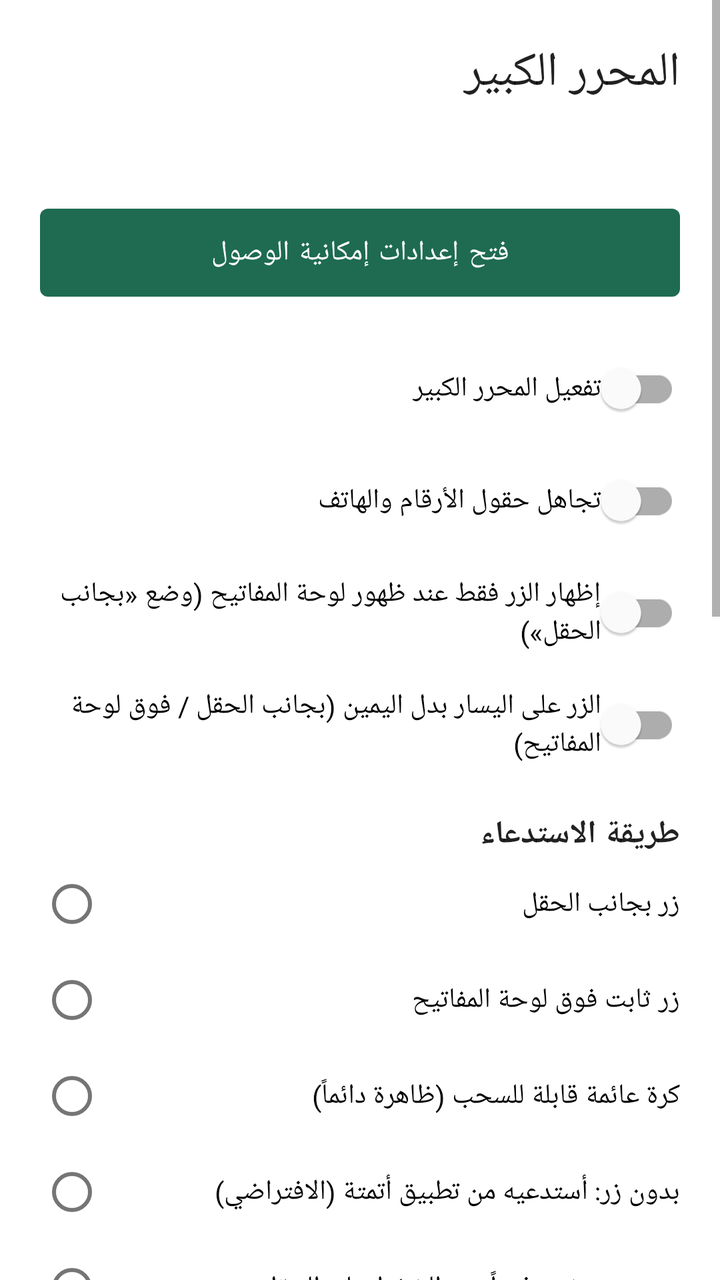
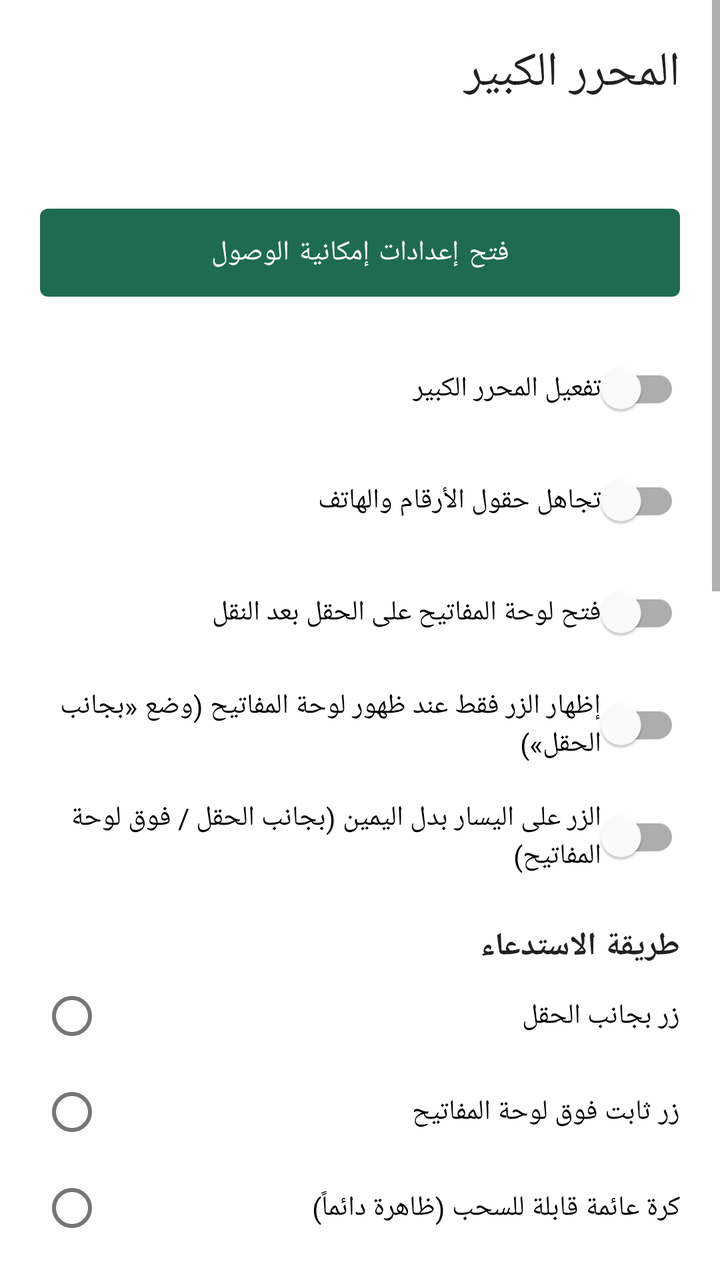

Screens rendered from an Android XML layout before and after an edit, with the pre-edit source and the edit as a unified diff.
<!-- AndroidManifest.xml: application theme Theme.BigType -->
<!-- res/layout/activity_main.xml -->
<?xml version="1.0" encoding="utf-8"?>
<ScrollView xmlns:android="http://schemas.android.com/apk/res/android"
    android:layout_width="match_parent"
    android:layout_height="match_parent"
    android:background="?attr/colorSurface"
    android:fillViewport="true">

    <LinearLayout
        android:layout_width="match_parent"
        android:layout_height="wrap_content"
        android:orientation="vertical"
        android:padding="20dp">

        <TextView
            android:layout_width="match_parent"
            android:layout_height="wrap_content"
            android:text="@string/app_name"
            android:textAppearance="?attr/textAppearanceHeadline5" />

        <TextView
            android:id="@+id/status"
            android:layout_width="match_parent"
            android:layout_height="wrap_content"
            android:layout_marginTop="8dp"
            android:textSize="16sp"
            android:textStyle="bold" />

        <com.google.android.material.button.MaterialButton
            android:id="@+id/openSettings"
            android:layout_width="match_parent"
            android:layout_height="56dp"
            android:layout_marginTop="16dp"
            android:text="@string/open_settings" />

        <com.google.android.material.switchmaterial.SwitchMaterial
            android:id="@+id/switchEnabled"
            android:layout_width="match_parent"
            android:layout_height="wrap_content"
            android:layout_marginTop="16dp"
            android:text="@string/switch_enabled" />

        <com.google.android.material.switchmaterial.SwitchMaterial
            android:id="@+id/switchSkipNumbers"
            android:layout_width="match_parent"
            android:layout_height="wrap_content"
            android:layout_marginTop="8dp"
            android:text="@string/switch_skip_numbers" />

        <com.google.android.material.switchmaterial.SwitchMaterial
            android:id="@+id/switchImeOnly"
            android:layout_width="match_parent"
            android:layout_height="wrap_content"
            android:layout_marginTop="8dp"
            android:text="إظهار الزر فقط عند ظهور لوحة المفاتيح (وضع «بجانب الحقل»)" />

        <com.google.android.material.switchmaterial.SwitchMaterial
            android:id="@+id/switchLeft"
            android:layout_width="match_parent"
            android:layout_height="wrap_content"
            android:layout_marginTop="8dp"
            android:text="الزر على اليسار بدل اليمين (بجانب الحقل / فوق لوحة المفاتيح)" />

        <TextView
            android:layout_width="match_parent"
            android:layout_height="wrap_content"
            android:layout_marginTop="20dp"
            android:text="طريقة الاستدعاء"
            android:textAppearance="?attr/textAppearanceSubtitle1"
            android:textStyle="bold" />

        <RadioGroup
            android:id="@+id/modeGroup"
            android:layout_width="match_parent"
            android:layout_height="wrap_content">

            <RadioButton
                android:id="@+id/modeNear"
                android:layout_width="match_parent"
                android:layout_height="wrap_content"
                android:text="زر بجانب الحقل" />

            <RadioButton
                android:id="@+id/modeKeyboard"
                android:layout_width="match_parent"
                android:layout_height="wrap_content"
                android:text="زر ثابت فوق لوحة المفاتيح" />

            <RadioButton
                android:id="@+id/modeFree"
                android:layout_width="match_parent"
                android:layout_height="wrap_content"
                android:text="كرة عائمة قابلة للسحب (ظاهرة دائماً)" />

            <RadioButton
                android:id="@+id/modeHidden"
                android:layout_width="match_parent"
                android:layout_height="wrap_content"
                android:text="بدون زر: أستدعيه من تطبيق أتمتة (الافتراضي)" />

            <RadioButton
                android:id="@+id/modeTap"
                android:layout_width="match_parent"
                android:layout_height="wrap_content"
                android:text="بدون زر: يفتح فوراً عند الضغط على الحقل" />
        </RadioGroup>

        <TextView
            android:layout_width="match_parent"
            android:layout_height="wrap_content"
            android:layout_marginTop="4dp"
            android:lineSpacingExtra="2dp"
            android:text="الاستدعاء من MacroDroid أو Tasker: أرسل Intent من نوع Broadcast، الـ Action: com.bigtype.app.INVOKE، والحزمة (Package): com.bigtype.app. أو شغّل Activity بالـ Action نفسه. يفتح المحرر للحقل المحدد، أو للحقل الوحيد الظاهر، وإن وُجد أكثر من حقل ولم تحدد أحدها فاضغط على الحقل المطلوب ليفتح فوراً."
            android:textSize="13sp" />

        <com.google.android.material.button.MaterialButton
            android:id="@+id/btnAppearance"
            android:layout_width="match_parent"
            android:layout_height="wrap_content"
            android:layout_marginTop="12dp"
            android:text="تخصيص مظهر الكرة" />

        <com.google.android.material.button.MaterialButton
            android:id="@+id/btnExcluded"
            style="@style/Widget.MaterialComponents.Button.OutlinedButton"
            android:layout_width="match_parent"
            android:layout_height="wrap_content"
            android:layout_marginTop="12dp"
            android:text="التطبيقات المستثناة" />

        <com.google.android.material.button.MaterialButton
            android:id="@+id/btnClearDrafts"
            style="@style/Widget.MaterialComponents.Button.OutlinedButton"
            android:layout_width="match_parent"
            android:layout_height="wrap_content"
            android:text="مسح المسودات المحفوظة" />

        <TextView
            android:layout_width="match_parent"
            android:layout_height="wrap_content"
            android:layout_marginTop="24dp"
            android:text="@string/how_to_title"
            android:textAppearance="?attr/textAppearanceSubtitle1"
            android:textStyle="bold" />

        <TextView
            android:layout_width="match_parent"
            android:layout_height="wrap_content"
            android:layout_marginTop="6dp"
            android:lineSpacingExtra="3dp"
            android:text="@string/how_to_body"
            android:textSize="15sp" />

        <TextView
            android:layout_width="match_parent"
            android:layout_height="wrap_content"
            android:layout_marginTop="24dp"
            android:text="@string/try_title"
            android:textAppearance="?attr/textAppearanceSubtitle1"
            android:textStyle="bold" />

        <EditText
            android:id="@+id/tryField"
            android:layout_width="match_parent"
            android:layout_height="wrap_content"
            android:layout_marginTop="6dp"
            android:hint="@string/try_hint"
            android:importantForAutofill="no"
            android:inputType="text"
            android:minHeight="48dp" />
    </LinearLayout>
</ScrollView>
<!-- resources referenced by this layout -->
<resources>
  <string name="app_name">المحرر الكبير</string>
  <string name="how_to_body">1. اضغط الزر أعلاه، ثم اختر «المحرر الكبير» من قائمة الخدمات وفعّلها.\n\n2. على أندرويد 13 وما بعده، إن كان الخيار رمادياً: افتح معلومات التطبيق ← القائمة ⋮ ← «السماح بالإعدادات المقيّدة»، ثم ارجع وفعّل الخدمة.\n\n3. اضغط على أي حقل نص في أي تطبيق وستظهر نافذة الكتابة الكبيرة.</string>
  <string name="how_to_title">طريقة التفعيل</string>
  <string name="open_settings">فتح إعدادات إمكانية الوصول</string>
  <string name="switch_enabled">تفعيل المحرر الكبير</string>
  <string name="switch_skip_numbers">تجاهل حقول الأرقام والهاتف</string>
  <string name="try_hint">اضغط على هذا الحقل بعد تفعيل الخدمة</string>
  <string name="try_title">جرّب هنا</string>
  <style name="Theme.BigType" parent="Theme.MaterialComponents.DayNight.NoActionBar">
          <item name="colorPrimary">#1E6B52</item>
          <item name="colorOnPrimary">#FFFFFF</item>
          <item name="colorSecondary">#1E6B52</item>
      </style>
</resources>

<!-- the commit's change to res/layout/activity_main.xml (unified diff, before → after) -->
@@ -45,6 +45,13 @@
             android:layout_height="wrap_content"
             android:layout_marginTop="8dp"
             android:text="@string/switch_skip_numbers" />
+
+        <com.google.android.material.switchmaterial.SwitchMaterial
+            android:id="@+id/switchKeyboardAfter"
+            android:layout_width="match_parent"
+            android:layout_height="wrap_content"
+            android:layout_marginTop="8dp"
+            android:text="فتح لوحة المفاتيح على الحقل بعد النقل" />
 
         <com.google.android.material.switchmaterial.SwitchMaterial
             android:id="@+id/switchImeOnly"
